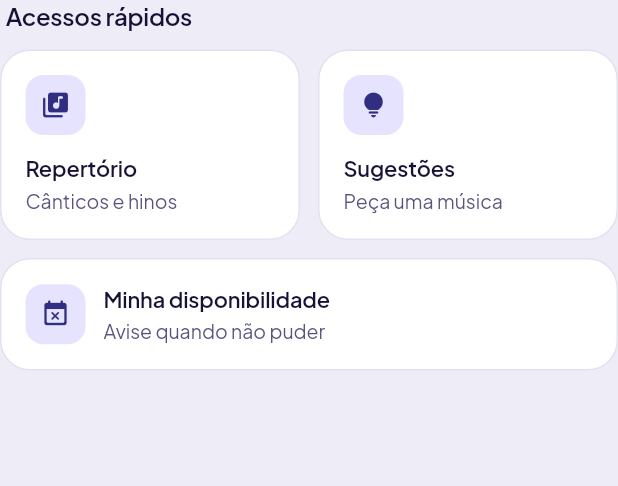
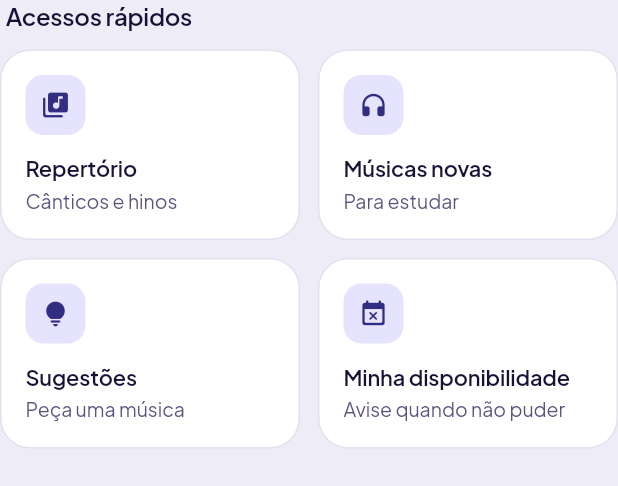
Before and after one commit to simonscabello/escala-app, a Flutter app: the HomeQuickAccess widget shown alone on an empty page, opened directly with empty values, on a phone screen of 412 x 824 dp. Shown: the top 486 px of the screen. Run offline on Flutter 3.47's test engine with Material 3 defaults, Android fonts, the phone set to English and light mode, and no system bars; our stand-ins replace dio, firebase_core, firebase_messaging, flutter_local_notifications, flutter_riverpod, flutter_secure_storage and 7 more; accounts and stored records are empty; network calls fail.

Commit message:
As músicas novas viram atalho, e a Home deixa de listar — versão 0.15.1
O cartão "Estamos aprendendo" saiu da Home, a pedido: a Home não lista nada.
O que sobrou é o atalho **"Músicas novas"** em Acessos rápidos, que diz quantas
há para estudar ("3 para estudar", "Nada novo agora") e abre o repertório na
aba "Novas".

O atalho aparece sempre, com ou sem música nova, para os ladrilhos não
trocarem de lugar. A contagem continua vindo de `GET /songs?isNew=true`, que o
servidor filtra.

Os atalhos passam a ser quatro: duas linhas de dois no celular, quatro lado a
lado quando há largura. "Minha disponibilidade" deixou de ser faixa e virou
ladrilho como os outros, com o título quebrando em duas linhas em vez de ser
cortado.

Sem mudança no backend. 473 testes passando; flutter analyze limpo.

Co-Authored-By: Claude Opus 5 <noreply@anthropic.com>

```diff
--- a/lib/features/home/domain/learning_songs.dart
+++ b/lib/features/home/domain/learning_songs.dart
@@ -1,24 +1,14 @@
-import '../../songs/domain/song_models.dart';
-import '../../songs/domain/song_themes.dart';
-
-/// Quantas músicas em aprendizado o cartão da Home mostra antes do "Ver
-/// todas". Quatro cabem sem empurrar os avisos para fora da tela, e uma equipe
-/// que aprende mais do que isso ao mesmo tempo já tem a lista no repertório.
-const homeLearningPreviewCount = 4;
-
-/// A linha de apoio de uma música no cartão "Estamos aprendendo":
-/// `Artista · Tom G · Calma · Gratidão`.
+/// A legenda do atalho "Músicas novas" da Home.
 ///
-/// Só o que ajuda a **estudar**: quem canta, em que tom a equipe faz, se é
-/// calma ou agitada e sobre o que fala. Cada pedaço some quando não existe —
-/// nenhum "—" de campo vazio —, e um tema só, porque a linha é uma.
-String? learningSongDetails(Song song) {
-  final parts = [
-    if (song.artist != null && song.artist!.trim().isNotEmpty) song.artist!,
-    if (song.defaultKey != null && song.defaultKey!.isNotEmpty)
-      'Tom ${song.defaultKey}',
-    if (song.pace != null) paceLabel(song.pace),
-    if (song.themes.isNotEmpty) songThemeLabel(song.themes.first),
-  ];
-  return parts.isEmpty ? null : parts.join(' · ');
-}
+/// **Um número, e não uma lista.** A Home já teve um cartão com as músicas em
+/// aprendizado e ele saiu, a pedido: a Home não lista nada. O atalho diz
+/// quanto há para estudar, e a lista mora na aba "Novas" do repertório.
+///
+/// Nulo é "ainda não sei" (carregando, ou a contagem falhou): a legenda fica
+/// genérica em vez de afirmar um zero que ninguém contou.
+String learningShortcutSubtitle(int? count) => switch (count) {
+      null => 'Para estudar',
+      0 => 'Nada novo agora',
+      1 => '1 para estudar',
+      _ => '$count para estudar',
+    };
--- a/lib/features/home/presentation/home_quick_access.dart
+++ b/lib/features/home/presentation/home_quick_access.dart
@@ -7,26 +7,31 @@ import '../../../core/theme/app_status_colors.dart';
 import '../../../shared/widgets/app_badge.dart';
 import '../../../shared/widgets/app_card.dart';
 import '../../../shared/widgets/section_header.dart';
+import '../../songs/data/song_repository.dart';
 import '../../suggestions/data/suggestion_repository.dart';
+import '../domain/learning_songs.dart';
 
-/// Os três atalhos da Home.
+/// Os atalhos da Home.
 ///
-/// **Nenhum destino novo.** Repertório, Sugestões e Minha disponibilidade já
-/// existem no app — na barra lateral do monitor, e atrás de dois toques no
-/// celular. O que a Home acrescenta é o caminho curto: são as telas que a
-/// equipe abre entre um domingo e outro, e chegar até elas custava mais do que
-/// devia. **Minha disponibilidade** era a mais escondida das três: no celular
-/// só se chegava nela pelo Perfil, e é justamente a que tem prazo — avisar que
-/// não pode depois da escala montada já é tarde.
+/// **Nenhum destino novo.** Repertório, Músicas novas, Sugestões e Minha
+/// disponibilidade já existem no app — na barra lateral do monitor, e atrás de
+/// dois toques no celular. O que a Home acrescenta é o caminho curto: são as
+/// telas que a equipe abre entre um domingo e outro. **Minha disponibilidade**
+/// era a mais escondida: no celular só se chegava nela pelo Perfil, e é
+/// justamente a que tem prazo.
 ///
-/// Três, e não seis: a Home não é um painel de controle. Cada atalho a mais
-/// aqui rouba peso da manchete, que é a razão de a tela existir.
+/// **Músicas novas é atalho, e não lista.** A Home já mostrou as músicas em
+/// aprendizado num cartão próprio, e ele saiu a pedido: a Home não lista nada.
+/// O atalho diz quantas há para estudar e abre a aba "Novas" do repertório. A
+/// contagem vem de `learningSongsProvider`, que o servidor filtra
+/// (`?isNew=true`) — a Home não paga o acervo inteiro por um número.
 ///
-/// **A arrumação muda com a largura, o conteúdo não.** Três ladrilhos lado a
-/// lado só cabem quando há largura; num celular de 375px cada um ficaria com
-/// 110px, e "Minha disponibilidade" não entra em 110px. Ali os dois primeiros
-/// dividem a linha e o terceiro vira uma faixa embaixo — o mesmo cartão,
-/// deitado.
+/// Quatro, e não seis: a Home não é um painel de controle. Cada atalho a mais
+/// rouba peso da manchete, que é a razão de a tela existir.
+///
+/// **A arrumação muda com a largura, o conteúdo não.** Quatro lado a lado só
+/// cabem com largura; no celular são duas linhas de dois, e o título pode
+/// quebrar em duas linhas ("Minha disponibilidade") em vez de ser cortado.
 class HomeQuickAccess extends ConsumerWidget {
   const HomeQuickAccess({
     super.key,
@@ -51,6 +56,8 @@ class HomeQuickAccess extends ConsumerWidget {
     final pending = canManage
         ? ref.watch(openSuggestionCountProvider(teamId)).valueOrNull ?? 0
         : 0;
+    // Para a equipe inteira: estudar a música nova é de quem canta.
+    final learning = ref.watch(learningSongsProvider(teamId)).valueOrNull?.length;
 
     return Column(
       crossAxisAlignment: CrossAxisAlignment.stretch,
@@ -66,15 +73,21 @@ class HomeQuickAccess extends ConsumerWidget {
           builder: (context, constraints) {
             // O espaço que o bloco recebeu, e não o da janela: dentro da casca
             // com barra lateral aberta a Home tem menos largura do que o
-            // monitor sugere, e é a largura daqui que decide se três ladrilhos
-            // cabem.
-            final tresEmLinha = constraints.maxWidth >= 520;
+            // monitor sugere, e é a largura daqui que decide se quatro
+            // ladrilhos cabem.
+            final quatroEmLinha = constraints.maxWidth >= 640;
 
             final repertorio = _QuickCard(
               icon: Icons.library_music_rounded,
               title: 'Repertório',
               subtitle: 'Cânticos e hinos',
               onTap: () => context.push('/equipe/musicas'),
+            );
+            final novas = _QuickCard(
+              icon: Icons.headphones_rounded,
+              title: 'Músicas novas',
+              subtitle: learningShortcutSubtitle(learning),
+              onTap: () => context.push('/equipe/musicas?aba=novas'),
             );
             final sugestoes = _QuickCard(
               icon: Icons.lightbulb_rounded,
@@ -98,36 +111,35 @@ class HomeQuickAccess extends ConsumerWidget {
               icon: Icons.event_busy_rounded,
               title: 'Minha disponibilidade',
               subtitle: 'Avise quando não puder',
-              banner: !tresEmLinha,
               onTap: () => context.push('/disponibilidade'),
             );
 
             // `IntrinsicHeight` para os cartões da linha terem a mesma altura:
             // são um conjunto, e um mais alto que o outro por causa do tamanho
-            // da legenda lê-se como desalinho, não como diferença. Dentro de
+            // do título lê-se como desalinho, não como diferença. Dentro de
             // uma lista a altura é ilimitada, e `stretch` sozinho num `Row`
             // pede altura infinita.
+            Widget linha(List<Widget> cards) => IntrinsicHeight(
+                  child: Row(
+                    crossAxisAlignment: CrossAxisAlignment.stretch,
+                    children: [
+                      for (var i = 0; i < cards.length; i++) ...[
+                        if (i > 0) const SizedBox(width: AppSpacing.md),
+                        Expanded(child: cards[i]),
+                      ],
+                    ],
+                  ),
+                );
+
+            if (quatroEmLinha) {
+              return linha([repertorio, novas, sugestoes, disponibilidade]);
+            }
             return Column(
               crossAxisAlignment: CrossAxisAlignment.stretch,
               children: [
-                IntrinsicHeight(
-                  child: Row(
-                    crossAxisAlignment: CrossAxisAlignment.stretch,
-                    children: [
-                      Expanded(child: repertorio),
-                      const SizedBox(width: AppSpacing.md),
-                      Expanded(child: sugestoes),
-                      if (tresEmLinha) ...[
-                        const SizedBox(width: AppSpacing.md),
-                        Expanded(child: disponibilidade),
-                      ],
-                    ],
-                  ),
-                ),
-                if (!tresEmLinha) ...[
+                linha([repertorio, novas]),
                 const SizedBox(height: AppSpacing.md),
-                  disponibilidade,
-                ],
+                linha([sugestoes, disponibilidade]),
               ],
             );
           },
@@ -140,8 +152,8 @@ class HomeQuickAccess extends ConsumerWidget {
 /// Um atalho: ícone, nome, uma linha do que há lá dentro.
 ///
 /// O ícone fica no ladrilho tingido — é a exceção que o app se permite fora da
-/// manchete, e ela se paga aqui: são dois objetos do mesmo tamanho lado a lado,
-/// e é a cor que os distingue antes de o texto ser lido.
+/// manchete, e ela se paga aqui: são objetos do mesmo tamanho lado a lado, e é
+/// a cor que os distingue antes de o texto ser lido.
 class _QuickCard extends StatelessWidget {
   const _QuickCard({
     required this.icon,
@@ -149,7 +161,6 @@ class _QuickCard extends StatelessWidget {
     required this.subtitle,
     required this.onTap,
     this.badge,
-    this.banner = false,
   });
 
   final IconData icon;
@@ -158,19 +169,21 @@ class _QuickCard extends StatelessWidget {
   final VoidCallback onTap;
   final Widget? badge;
 
-  /// Deitado: ícone à esquerda, texto ao lado, ocupando a linha inteira.
-  ///
-  /// É o mesmo cartão, virado — e não um segundo componente. O ladrilho em pé
-  /// existe para caber ao lado de outro; sozinho numa linha de 375px ele
-  /// viraria um quadrado com muito ar e duas palavras no canto.
-  final bool banner;
-
   @override
   Widget build(BuildContext context) {
     final theme = Theme.of(context);
     final scheme = theme.colorScheme;
 
-    final marca = Container(
+    return AppCard(
+      onTap: onTap,
+      padding: const EdgeInsets.all(AppSpacing.lg),
+      child: Column(
+        crossAxisAlignment: CrossAxisAlignment.start,
+        mainAxisSize: MainAxisSize.min,
+        children: [
+          Row(
+            children: [
+              Container(
                 width: 40,
                 height: 40,
                 decoration: BoxDecoration(
@@ -178,16 +191,18 @@ class _QuickCard extends StatelessWidget {
                   borderRadius: BorderRadius.circular(AppSpacing.radiusSm),
                 ),
                 child: Icon(icon, size: 20, color: scheme.onPrimaryContainer),
-    );
-
-    final texto = Column(
-      crossAxisAlignment: CrossAxisAlignment.start,
-      mainAxisSize: MainAxisSize.min,
-      children: [
+              ),
+              const Spacer(),
+              if (badge != null) badge!,
+            ],
+          ),
+          const SizedBox(height: AppSpacing.md),
           Text(
             title,
             style: theme.textTheme.titleSmall,
-          maxLines: banner ? 2 : 1,
+            // Duas linhas, e não reticências: "Minha disponibilidade" cortada
+            // em "Minha disponibi…" num ladrilho de meia tela não se lê.
+            maxLines: 2,
             overflow: TextOverflow.ellipsis,
           ),
           const SizedBox(height: 2),
@@ -198,37 +213,6 @@ class _QuickCard extends StatelessWidget {
             overflow: TextOverflow.ellipsis,
           ),
         ],
-    );
-
-    return AppCard(
-      onTap: onTap,
-      padding: const EdgeInsets.all(AppSpacing.lg),
-      child: banner
-          ? Row(
-              children: [
-                marca,
-                const SizedBox(width: AppSpacing.md),
-                Expanded(child: texto),
-                if (badge != null) ...[
-                  const SizedBox(width: AppSpacing.md),
-                  badge!,
-                ],
-              ],
-            )
-          : Column(
-              crossAxisAlignment: CrossAxisAlignment.start,
-              mainAxisSize: MainAxisSize.min,
-              children: [
-                Row(
-                  children: [
-                    marca,
-                    const Spacer(),
-                    if (badge != null) badge!,
-                  ],
-                ),
-                const SizedBox(height: AppSpacing.md),
-                texto,
-              ],
       ),
     );
   }
--- a/lib/features/home/presentation/home_screen.dart
+++ b/lib/features/home/presentation/home_screen.dart
@@ -27,7 +27,6 @@ import '../../team_events/domain/team_event.dart';
 import '../../team_events/presentation/team_event_tile.dart';
 import '../../update/presentation/app_update_banner.dart';
 import '../domain/home_summary.dart';
-import 'home_learning_card.dart';
 import 'home_next_card.dart';
 import 'home_quick_access.dart';
 
@@ -302,10 +301,6 @@ class _HomeBody extends StatelessWidget {
                       const SizedBox(height: AppSpacing.xl),
                       _HomeNotices(notices: summary.notices),
                     ],
-                    // Por último: o que a equipe está aprendendo não tem data
-                    // nem urgência — é o que se estuda entre um domingo e
-                    // outro. Sem música nova, o bloco não existe.
-                    HomeLearningCard(teamId: teamId),
                   ],
                 ),
               );
--- a/pubspec.yaml
+++ b/pubspec.yaml
@@ -1,7 +1,7 @@
 name: louvor_app
 description: Pauta - sua equipe no mesmo ritmo
 publish_to: "none"
-version: 0.15.0+18
+version: 0.15.1+19
 
 environment:
   sdk: ">=3.5.0 <4.0.0"
```
Also changed, not shown: lib/features/home/presentation/home_learning_card.dart (deleted, +0 -56 lines), 3 other files. Lines whose indentation alone changed are shown as unchanged.
